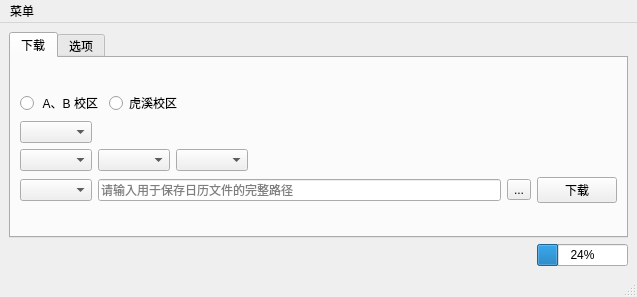
This is ui/mainWindow.ui in Hagb/cli_cqu as Qt 5 draws it before an edit. The edited form follows.
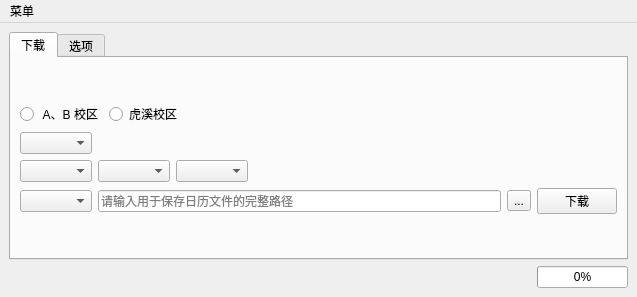
This is the edited form.

Diff of the .ui file:
```diff
--- a/ui/mainWindow.ui
+++ b/ui/mainWindow.ui
@@ -169,7 +169,10 @@
            </sizepolicy>
           </property>
           <property name="value">
-           <number>24</number>
+           <number>0</number>
+          </property>
+          <property name="textVisible">
+           <bool>true</bool>
           </property>
          </widget>
         </item>
@@ -195,7 +198,6 @@
    </widget>
    <addaction name="menu"/>
   </widget>
-  <widget class="QStatusBar" name="statusbar"/>
  </widget>
  <resources/>
  <connections/>
```
